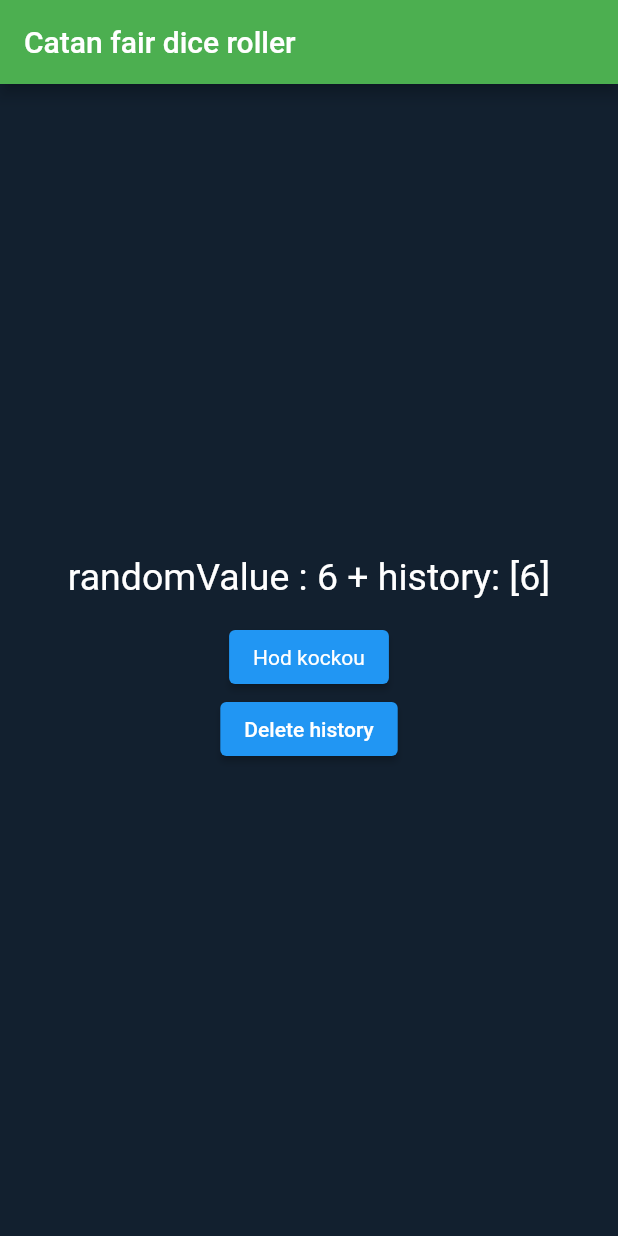
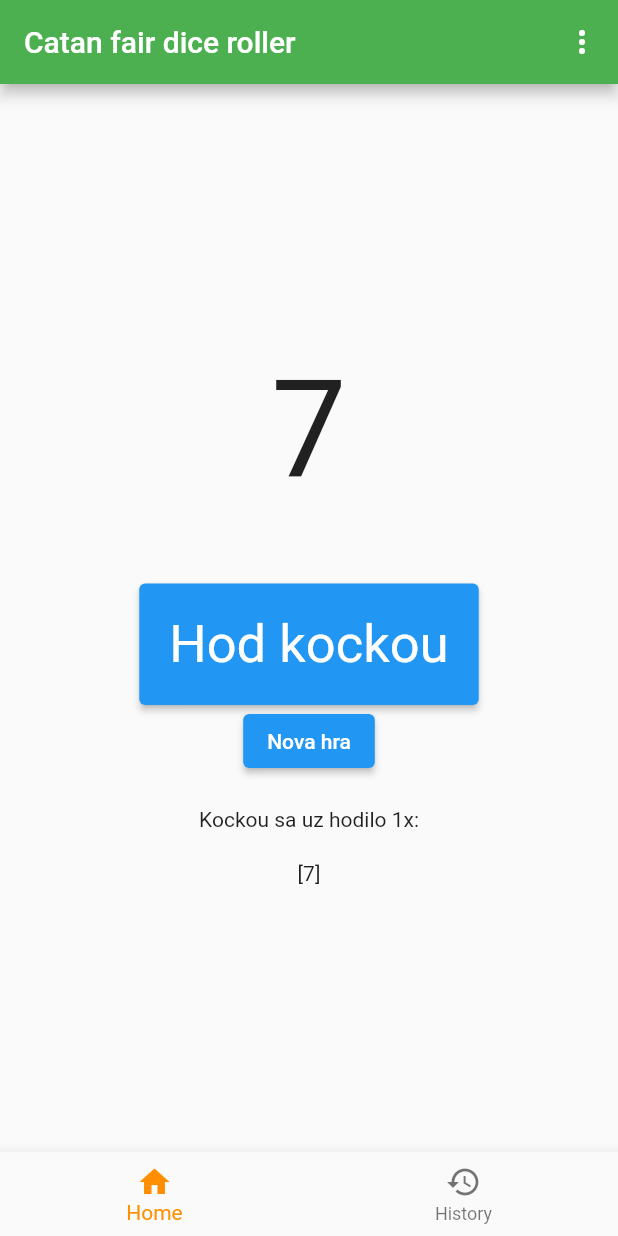
Before and after one commit to rastislavuhrin/Catan-fair-dice-roller, a Flutter app: the screen it shows after launch, after a tap on "Hod kockou", on a phone screen of 412 x 824 dp. Run offline on Flutter 3.47's test engine with Material 2 defaults, Android fonts, the phone set to English and light mode, and no system bars.

Commit message:
fixed global state, added 7

```diff
--- a/lib/main.dart
+++ b/lib/main.dart
@@ -1,5 +1,6 @@
 import 'package:flutter/material.dart';
 import 'dart:math';
+import 'package:provider/provider.dart';
 
 const Color darkBlue = Color.fromARGB(255, 18, 32, 47);
 
@@ -8,20 +9,137 @@
 }
 
 class MyApp extends StatelessWidget {
+  const MyApp({super.key});
+
+  static const String _title = 'Flutter Code Sample';
+
   @override
   Widget build(BuildContext context) {
-    return MaterialApp(
-      theme: ThemeData.dark().copyWith(
-        scaffoldBackgroundColor: darkBlue,
+    return ChangeNotifierProvider(
+      create: (context) => MyAppState(),
+      child: MaterialApp(
+        title: _title,
+        home: MyStatefulWidget(),
+        debugShowCheckedModeBanner: false,
       ),
-      debugShowCheckedModeBanner: false,
-      home: Scaffold(
+    );
+  }
+}
+
+class MyAppState extends ChangeNotifier {
+  var history = [];
+  int randomValue = 0;
+  int mainIndex = 0;
+  int seven = 0;
+
+  void newGame() {
+    history.clear();
+    mainIndex = 0;
+    randomValue = 0;
+    notifyListeners();
+  }
+}
+
+class MyStatefulWidget extends StatefulWidget {
+  @override
+  State<MyStatefulWidget> createState() => _MyStatefulWidgetState();
+}
+
+class _MyStatefulWidgetState extends State<MyStatefulWidget> {
+  int _selectedIndex = 0;
+  List<Widget> _widgetOptions = <Widget>[
+    MyWidget(),
+    HistoryPage(),
+  ];
+  void _onItemTapped(int index) {
+    setState(() {
+      _selectedIndex = index;
+    });
+  }
+
+  @override
+  Widget build(BuildContext context) {
+    var appState = context.watch<MyAppState>();
+
+    showAlertDialog(BuildContext context) {
+      // Create button
+      Widget cancelButton = OutlinedButton(
+        child: Text("nie"),
+        onPressed: () {
+          Navigator.of(context).pop();
+        },
+      );
+      Widget okButton = OutlinedButton(
+        child: Text("ano"),
+        onPressed: () {
+          appState.newGame();
+          Navigator.of(context).pop();
+        },
+      );
+      // Create AlertDialog
+      AlertDialog alert = AlertDialog(
+        title: Text("Naozaj chcete vymazat staru hru a spustit novu?"),
+        actions: [
+          cancelButton,
+          okButton,
+        ],
+      );
+
+      // show the dialog
+      showDialog(
+        context: context,
+        builder: (BuildContext context) {
+          return alert;
+        },
+      );
+    }
+
+    void handleClick(String value) {
+      switch (value) {
+        case 'Zvol pocet hracov':
+          print("preslo1");
+          break;
+        case 'Nova hra':
+          showAlertDialog(context);
+          print("preslo222");
+          break;
+      }
+    }
+
+    return Scaffold(
       appBar: AppBar(
           backgroundColor: Colors.green,
+          actions: <Widget>[
+            PopupMenuButton<String>(
+              onSelected: handleClick,
+              itemBuilder: (BuildContext context) {
+                return {'Zvol pocet hracov', 'Nova hra'}.map((String choice) {
+                  return PopupMenuItem<String>(
+                    value: choice,
+                    child: Text(choice),
+                  );
+                }).toList();
+              },
+            ),
+          ],
           title: Text("Catan fair dice roller")),
       body: Center(
-          child: MyWidget(),
+        child: _widgetOptions.elementAt(_selectedIndex),
       ),
+      bottomNavigationBar: BottomNavigationBar(
+        items: const <BottomNavigationBarItem>[
+          BottomNavigationBarItem(
+            icon: Icon(Icons.home),
+            label: 'Home',
+          ),
+          BottomNavigationBarItem(
+            icon: Icon(Icons.history),
+            label: 'History',
+          ),
+        ],
+        currentIndex: _selectedIndex,
+        selectedItemColor: Colors.amber[800],
+        onTap: _onItemTapped,
       ),
     );
   }
@@ -33,17 +151,20 @@
 }
 
 class _MyWidgetState extends State<MyWidget> {
-  int randomValue = 0;
-  int mainIndex = 0;
-  int seven = 0;
-  var order = [1, 2, 3, 1, 2, 4, 1, 3, 5, 1, 2, 4, 1, 2, 3];
-  var history = [];
+  var order = [7, 1, 2, 3, 1, 7, 2, 4, 1, 7, 3, 5, 7, 1, 2, 7, 4, 1, 7, 2, 3];
+
   var rng = Random();
+
+  @override
+  Widget build(BuildContext context) {
+    var appState = context.watch<MyAppState>();
+    print(appState.randomValue);
+    print(appState.mainIndex);
 
     void daco(int first, int second) {
       var tempRandomValue = 0;
-    var countOfFirst = history.where((x) => x == first).length;
-    var countOfSecond = history.where((x) => x == second).length;
+      var countOfFirst = appState.history.where((x) => x == first).length;
+      var countOfSecond = appState.history.where((x) => x == second).length;
       if (countOfFirst == countOfSecond) {
         tempRandomValue = rng.nextBool() ? first : second;
       }
@@ -52,28 +173,27 @@
       } else {
         tempRandomValue = first;
       }
+      if (first == 7) tempRandomValue = 7;
       setState(() {
-      history.add(tempRandomValue);
-      randomValue = tempRandomValue;
-      mainIndex++;
-      if (mainIndex == 15) mainIndex = 0;
+        appState.history.add(tempRandomValue);
+        appState.randomValue = tempRandomValue;
+        appState.mainIndex++;
+        if (appState.mainIndex == 15) appState.mainIndex = 0;
       });
     }
 
-  @override
-  Widget build(BuildContext context) {
     return Center(
       child: Column(
         mainAxisAlignment: MainAxisAlignment.center,
         children: [
           Text(
-            'randomValue : $randomValue + history: $history',
-            style: TextStyle(fontSize: 25),
+            '${appState.randomValue}',
+            style: TextStyle(fontSize: 90),
           ),
-          SizedBox(height: 15),
+          SizedBox(height: 50),
           ElevatedButton(
             onPressed: () {
-              switch (order[mainIndex]) {
+              switch (order[appState.mainIndex]) {
                 case 1:
                   daco(6, 8);
                   break;
@@ -89,24 +209,68 @@
                 case 5:
                   daco(2, 12);
                   break;
+                case 7:
+                  daco(7, 7);
+                  break;
                 default:
                   print("CHYBA");
               }
             },
             style: ElevatedButton.styleFrom(
-                textStyle: const TextStyle(color: Colors.white)),
+              textStyle: const TextStyle(
+                color: Colors.white,
+                fontSize: 35,
+              ),
+              padding: EdgeInsets.all(20),
+            ),
             child: const Text('Hod kockou'),
           ),
           ElevatedButton(
               onPressed: () => {
                     setState(() {
-                      history.clear();
-                      mainIndex = 0;
+                      appState.history.clear();
+                      appState.mainIndex = 0;
+                      appState.randomValue = 0;
                     }),
                   },
-              child: Text('Delete history'))
+              child: Text('Nova hra')),
+          HistoryPage()
         ],
       ),
     );
   }
 }
+
+class HistoryPage extends StatefulWidget {
+  const HistoryPage({super.key});
+
+  @override
+  State<HistoryPage> createState() => _HistoryPageState();
+}
+
+class _HistoryPageState extends State<HistoryPage> {
+  @override
+  Widget build(BuildContext context) {
+    var appState = context.watch<MyAppState>();
+    // int acc = 0;
+    // var a = appState.history.asMap().entries.map((e) {
+    //   var idx = e.key;
+    //   print(idx);
+    //   var val = e.value;
+    //   return Text("${e.value}");
+    // });
+    // var b = [...a];
+    // print(a);
+    return Center(
+      child: Column(
+        children: [
+          Padding(
+            padding: const EdgeInsets.all(20),
+            child: Text('Kockou sa uz hodilo ${appState.history.length}x:'),
+          ),
+          Text('${appState.history}'),
+        ],
+      ),
+    );
+  }
+}
```
Lines whose indentation alone changed are shown as unchanged.
